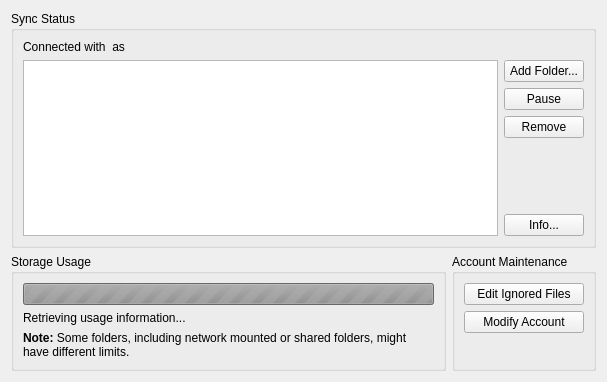
nextcloud/desktop, file src/mirall/accountsettings.ui: the form before one commit.
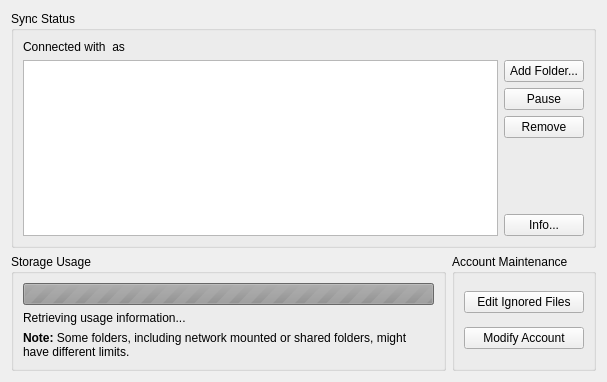
The form after the commit.

Commit message: fixup the layout of the account settings

```diff
--- a/src/mirall/accountsettings.ui
+++ b/src/mirall/accountsettings.ui
@@ -37,19 +37,6 @@
         </property>
        </widget>
       </item>
-      <item>
-       <spacer name="verticalSpacer">
-        <property name="orientation">
-         <enum>Qt::Vertical</enum>
-        </property>
-        <property name="sizeHint" stdset="0">
-         <size>
-          <width>20</width>
-          <height>40</height>
-         </size>
-        </property>
-       </spacer>
-      </item>
      </layout>
     </widget>
    </item>
```
